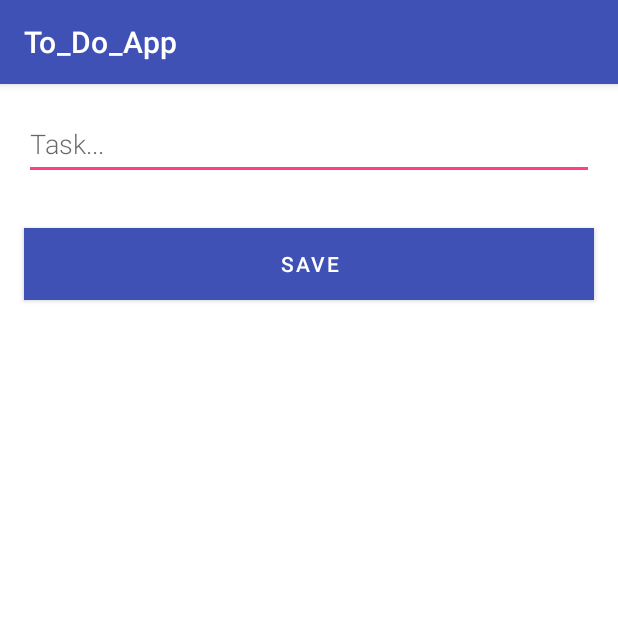
After one commit to coatsey/Task_App, an Android app: the NewTaskActivity screen opened directly, with no data from a screen before it, on a phone screen of 412 x 824 dp, the top half of it. The commit adds this screen. Run offline under Robolectric (Android 15) with nearby library versions, the phone set to English and light mode, and no system bars.

Commit message:
added NewTaskActivity.kt and updated XML files

```diff
--- a/app/src/main/AndroidManifest.xml
+++ b/app/src/main/AndroidManifest.xml
@@ -15,6 +15,9 @@
         android:theme="@style/AppTheme"
         tools:targetApi="31">
         <activity
+            android:name=".NewTaskActivity"
+            android:exported="false" />
+        <activity
             android:name=".MainActivity"
             android:exported="true">
             <intent-filter>
--- /dev/null
+++ b/app/src/main/java/com/example/to_do_task_app/NewTaskActivity.kt
@@ -0,0 +1,37 @@
+package com.example.to_do_task_app
+
+import android.app.Activity
+import android.content.Intent
+import androidx.appcompat.app.AppCompatActivity
+import android.os.Bundle
+import android.text.TextUtils
+import android.widget.Button
+import android.widget.EditText
+
+class NewTaskActivity : AppCompatActivity() {
+
+    private lateinit var editTaskView: EditText
+
+    public override fun onCreate(savedInstanceState: Bundle?) {
+        super.onCreate(savedInstanceState)
+        setContentView(R.layout.activity_new_task)
+        editTaskView = findViewById(R.id.edit_task)
+
+        val button = findViewById<Button>(R.id.button_save)
+        button.setOnClickListener {
+            val replyIntent = Intent()
+            if (TextUtils.isEmpty(editTaskView.text)) {
+                setResult(Activity.RESULT_CANCELED, replyIntent)
+            } else {
+                val task = editTaskView.text.toString()
+                replyIntent.putExtra(EXTRA_REPLY, task)
+                setResult(Activity.RESULT_OK, replyIntent)
+            }
+            finish()
+        }
+    }
+
+    companion object {
+        const val EXTRA_REPLY = "com.example.android.tasklistsql.REPLY"
+    }
+}
--- a/app/src/main/java/com/example/to_do_task_app/TasksApplication.kt
+++ b/app/src/main/java/com/example/to_do_task_app/TasksApplication.kt
@@ -1,9 +1,13 @@
 package com.example.to_do_task_app
 
 import android.app.Application
+import kotlinx.coroutines.CoroutineScope
+import kotlinx.coroutines.SupervisorJob
 
 class TasksApplication : Application() {
 
-    val database by lazy { TaskRoomDatabase.getDatabase(this) }
+    val applicationScope = CoroutineScope(SupervisorJob())
+
+    val database by lazy { TaskRoomDatabase.getDatabase(this, applicationScope) }
     val repository by lazy { TaskRepository(database.taskDao()) }
 }
--- /dev/null
+++ b/app/src/main/res/layout/activity_new_task.xml
@@ -0,0 +1,27 @@
+<?xml version="1.0" encoding="utf-8"?>
+<LinearLayout xmlns:android="http://schemas.android.com/apk/res/android"
+    android:orientation="vertical"
+    android:layout_width="match_parent"
+    android:layout_height="match_parent">
+
+    <EditText
+        android:id="@+id/edit_task"
+        android:layout_width="match_parent"
+        android:layout_height="wrap_content"
+        android:minHeight="@dimen/min_height"
+        android:fontFamily="sans-serif-light"
+        android:hint="@string/hint_word"
+        android:inputType="textAutoComplete"
+        android:layout_margin="@dimen/big_padding"
+        android:textSize="18sp" />
+
+    <Button
+        android:id="@+id/button_save"
+        android:layout_width="match_parent"
+        android:layout_height="wrap_content"
+        android:background="@color/colorPrimary"
+        android:text="@string/button_save"
+        android:layout_margin="@dimen/big_padding"
+        android:textColor="@color/buttonLabel" />
+
+</LinearLayout>
--- a/app/src/main/res/values/strings.xml
+++ b/app/src/main/res/values/strings.xml
@@ -2,4 +2,7 @@
     <string name="app_name">To_Do_App</string>
     <string name="add_task">Add task</string>
     <string name="delete_task">Delete task</string>
+    <string name="hint_word">Task...</string>
+    <string name="button_save">Save</string>
+    <string name="empty_not_saved">Task not saved because it is empty.</string>
 </resources>
--- a/build.gradle
+++ b/build.gradle
@@ -9,7 +9,7 @@ buildscript {
     }
     dependencies {
         classpath 'com.android.tools.build:gradle:7.2.1'
-        classpath "org.jetbrains.kotlin:kotlin-gradle-plugin:$kotlin_version"
+        classpath "org.jetbrains.kotlin:kotlin-gradle-plugin:1.7.10"
 
         // NOTE: Do not place your application dependencies here; they belong
         // in the individual module build.gradle files
```
Also changed, not shown: app/src/main/java/com/example/to_do_task_app/TaskRoomDatabase.kt (+28 -1 lines).
